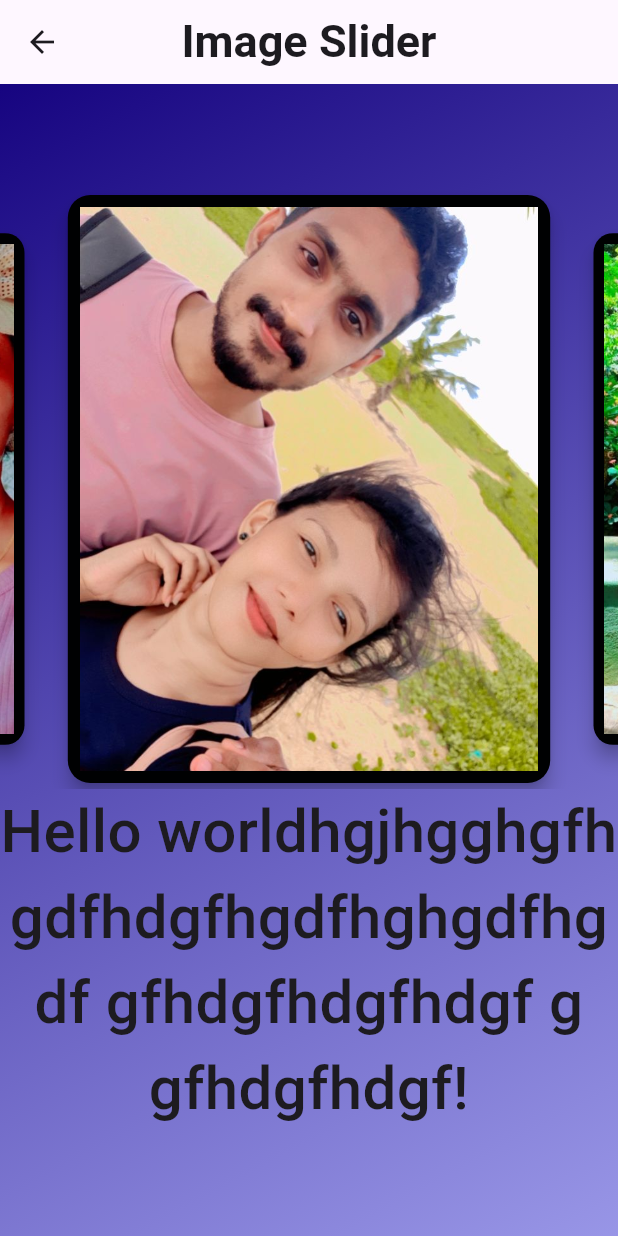
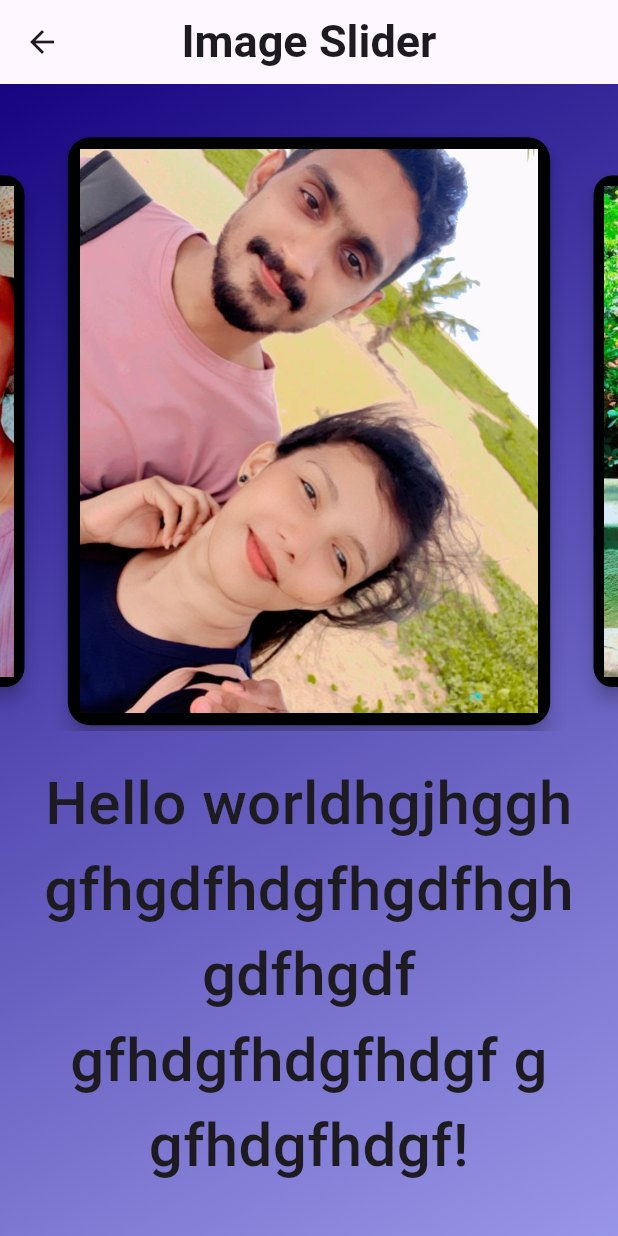
Before and after one commit to Parakkrama24/anniversary, a Flutter app: the Sliderpage screen opened by its route, on a phone screen of 412 x 824 dp. Run offline on Flutter 3.47's test engine with Material 3 defaults, Android fonts, the light colour scheme and no system bars; drawn by our look-alikes of animated_text_kit, carousel_slider; our stand-ins replace google_fonts; Roboto replaces fonts that are missing (Sevillana).

Commit message:
update version number

```diff
--- a/lib/Screens/Sliderpage.dart
+++ b/lib/Screens/Sliderpage.dart
@@ -1,5 +1,3 @@
-// ignore_for_file: sort_child_properties_last
-
 import 'package:animated_text_kit/animated_text_kit.dart';
 import 'package:flutter/material.dart';
 import 'package:carousel_slider/carousel_slider.dart';
@@ -25,29 +23,31 @@ class _SliderpageState extends State<Sliderpage> {
       appBar: AppBar(
         title: Text(
           'Image Slider',
-          style:
-              GoogleFonts.sevillana(fontSize: 30, fontWeight: FontWeight.w600),
+          style: GoogleFonts.sevillana(fontSize: 30, fontWeight: FontWeight.w600),
         ),
         centerTitle: true,
       ),
-      body: Container(
+      body: LayoutBuilder(
+        builder: (context, constraints) {
+          return Container(
             decoration: const BoxDecoration(
               gradient: LinearGradient(
-            begin: Alignment.topLeft, // Starting point of the gradient
-            end: Alignment.bottomRight, // Ending point of the gradient
+                begin: Alignment.topLeft,
+                end: Alignment.bottomRight,
                 colors: [
                   Color.fromARGB(255, 22, 4, 128),
                   Color.fromARGB(232, 142, 140, 228)
-            ], // Colors of the gradient
+                ],
               ),
             ),
             child: Center(
+              child: SingleChildScrollView(
                 child: Column(
                   mainAxisAlignment: MainAxisAlignment.center,
                   children: [
                     CarouselSlider(
                       options: CarouselOptions(
-                  height: 400.0,
+                        height: constraints.maxWidth > 600 ? 600.0 : 400.0,
                         autoPlay: true,
                         enlargeCenterPage: true,
                         aspectRatio: 16 / 9,
@@ -65,26 +65,29 @@ class _SliderpageState extends State<Sliderpage> {
                                       child: Image.asset(
                                         item,
                                         fit: BoxFit.cover,
-                                  width: 1000,
+                                        width: constraints.maxWidth > 600 ? 800 : 1000,
                                       ),
                                     ),
                                     color: Color.fromARGB(255, 0, 1, 2),
                                     elevation: 5,
                                     shadowColor: const Color.fromARGB(255, 2, 0, 0),
                                     shape: RoundedRectangleBorder(
-                                borderRadius: BorderRadius.circular(
-                                    15), // Rounded corners
+                                      borderRadius: BorderRadius.circular(15),
                                     ),
                                   ),
                                 ),
                               ))
                           .toList(),
                     ),
-              AnimatedTextKit(
+                    SizedBox(height: 20),
+                    Container(
+                      padding: EdgeInsets.symmetric(horizontal: constraints.maxWidth > 600 ? 100 : 20),
+                      child: AnimatedTextKit(
                         animatedTexts: [
                           TypewriterAnimatedText(
-                    'Hello worldhgjhgghgfhgdfhdgfhgdfhghgdfhgdf gfhdgfhdgfhdgf g gfhdgfhdgf!',textAlign: TextAlign.center,
-                    textStyle: GoogleFonts.sevillana(fontSize: 40,fontWeight: FontWeight.w500),
+                            'Hello worldhgjhgghgfhgdfhdgfhgdfhghgdfhgdf gfhdgfhdgfhdgf g gfhdgfhdgf!',
+                            textAlign: TextAlign.center,
+                            textStyle: GoogleFonts.sevillana(fontSize: 40, fontWeight: FontWeight.w500),
                             speed: const Duration(milliseconds: 200),
                           ),
                         ],
@@ -92,11 +95,15 @@ class _SliderpageState extends State<Sliderpage> {
                         pause: const Duration(milliseconds: 1000),
                         displayFullTextOnTap: true,
                         stopPauseOnTap: true,
+                      ),
                     )
                   ],
                 ),
               ),
             ),
           );
+        },
+      ),
+    );
   }
 }
```
Also changed, not shown: 1 other file. Lines whose indentation alone changed are shown as unchanged.
